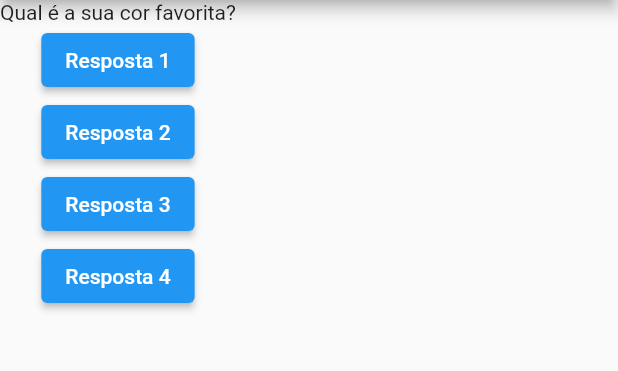
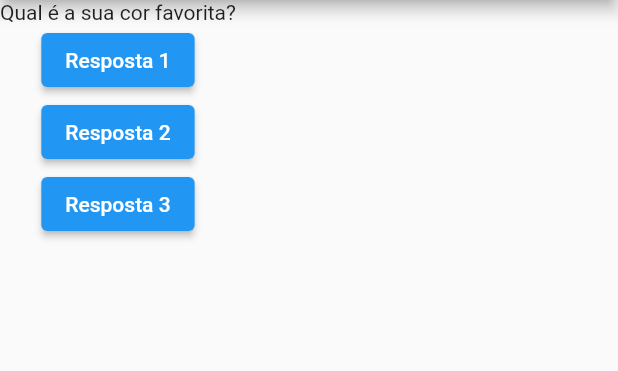
Before and after one commit to adejar12/flutter, a Flutter app: the screen it shows after launch, after a tap on "Resposta 1", on a phone screen of 412 x 824 dp, the part 84-455 px from its top. Run offline on Flutter 3.47's test engine with Material 2 defaults, Android fonts, the phone set to English and light mode, and no system bars.

Commit message:
feat: adicionando contados com problemas

```diff
--- a/projeto_perguntas/lib/main.dart
+++ b/projeto_perguntas/lib/main.dart
@@ -7,8 +7,15 @@ main() {
 }
 
 class PerguntaApp extends StatelessWidget {
+  // Não é recomendado utilizar variaveis que não sejam finais nesse tipo de classe
+  // pois a mesma é imutavel e contem variaveis que podem ser modificadas?, não
+  // faz sentido
+  var perguntaSelecionada = 0;
+
   void responder() {
+    perguntaSelecionada++;
     print('pergunta respondida!');
+    print('perguntaSelecionada ==> $perguntaSelecionada');
   }
 
   @override
@@ -25,16 +32,10 @@ class PerguntaApp extends StatelessWidget {
         ),
         body: Column(
           children: [
-            Text(perguntas[0]),
+            Text(perguntas[perguntaSelecionada]),
             ElevatedButton(onPressed: responder, child: Text('Resposta 1')),
             ElevatedButton(onPressed: responder, child: Text('Resposta 2')),
-            ElevatedButton(
-                onPressed: () {
-                  print('Resposta 3');
-                },
-                child: Text('Resposta 3')),
-            ElevatedButton(
-                onPressed: () => print('Resposta 4'), child: Text('Resposta 4'))
+            ElevatedButton(onPressed: responder, child: Text('Resposta 3')),
           ],
         ),
       ),
```
